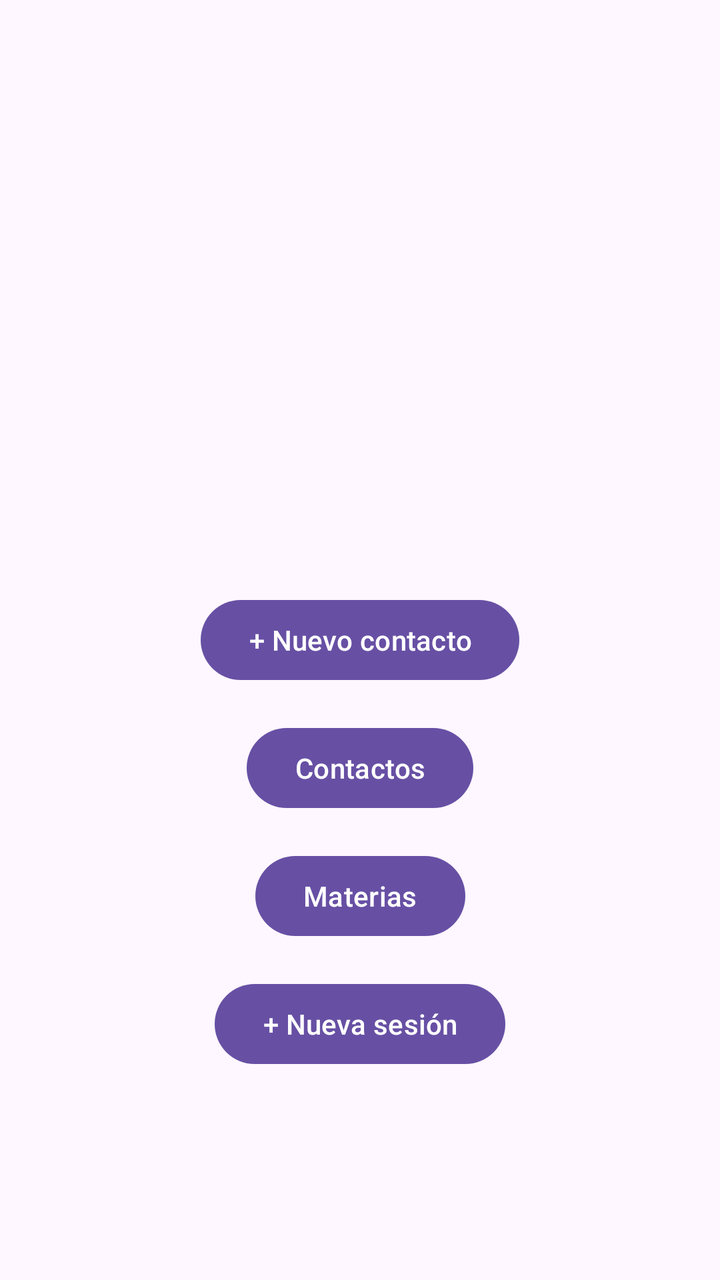
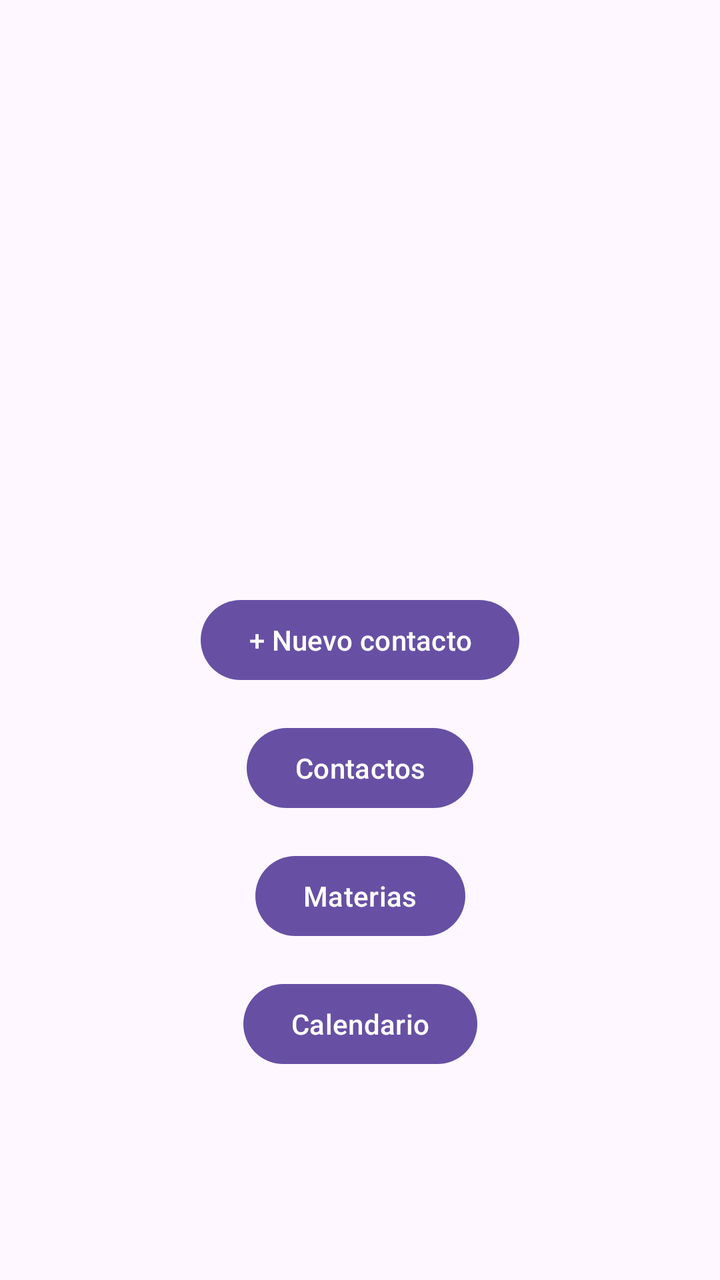

Before-and-after screenshots of an Android layout around one commit, followed by the original layout XML and the change that was made.
<!-- AndroidManifest.xml: application theme Theme.AgendaPersonal -->
<!-- res/layout/activity_main.xml -->
<?xml version="1.0" encoding="utf-8"?>
<androidx.constraintlayout.widget.ConstraintLayout xmlns:android="http://schemas.android.com/apk/res/android"
    xmlns:app="http://schemas.android.com/apk/res-auto"
    xmlns:tools="http://schemas.android.com/tools"
    android:id="@+id/main"
    android:layout_width="match_parent"
    android:layout_height="match_parent"
    tools:context=".vista.MainActivity">

    
    <Button
        android:id="@+id/btnNuevoContacto"
        android:layout_width="wrap_content"
        android:layout_height="wrap_content"
        android:minHeight="48dp"
        android:text="@string/btn_nuevo_contacto"
        app:layout_constraintBottom_toBottomOf="parent"
        app:layout_constraintEnd_toEndOf="parent"
        app:layout_constraintStart_toStartOf="parent"
        app:layout_constraintTop_toTopOf="parent" />

    
    <Button
        android:id="@+id/btnContactos"
        android:layout_width="wrap_content"
        android:layout_height="wrap_content"
        android:layout_marginTop="16dp"
        android:minHeight="48dp"
        android:text="@string/btn_contactos"
        app:layout_constraintEnd_toEndOf="parent"
        app:layout_constraintStart_toStartOf="parent"
        app:layout_constraintTop_toBottomOf="@id/btnNuevoContacto" />

    
    <Button
        android:id="@+id/btnMaterias"
        android:layout_width="wrap_content"
        android:layout_height="wrap_content"
        android:layout_marginTop="16dp"
        android:minHeight="48dp"
        android:text="@string/btn_materias"
        app:layout_constraintEnd_toEndOf="parent"
        app:layout_constraintStart_toStartOf="parent"
        app:layout_constraintTop_toBottomOf="@id/btnContactos" />

    
    <Button
        android:id="@+id/btnNuevaSesion"
        android:layout_width="wrap_content"
        android:layout_height="wrap_content"
        android:layout_marginTop="16dp"
        android:minHeight="48dp"
        android:text="@string/btn_nueva_sesion"
        app:layout_constraintEnd_toEndOf="parent"
        app:layout_constraintStart_toStartOf="parent"
        app:layout_constraintTop_toBottomOf="@id/btnMaterias" />

</androidx.constraintlayout.widget.ConstraintLayout>
<!-- resources referenced by this layout -->
<resources>
  <string name="btn_contactos">Contactos</string>
  <string name="btn_materias">Materias</string>
  <string name="btn_nueva_sesion">+ Nueva sesión</string>
  <string name="btn_nuevo_contacto">+ Nuevo contacto</string>
  <style name="Theme.AgendaPersonal" parent="Base.Theme.AgendaPersonal" />
  <style name="Base.Theme.AgendaPersonal" parent="Theme.Material3.DayNight.NoActionBar">
          
          
      </style>
</resources>

<!-- the commit's change to res/layout/activity_main.xml (unified diff, before → after) -->
@@ -45,12 +45,12 @@
 
     
     <Button
-        android:id="@+id/btnNuevaSesion"
+        android:id="@+id/btnCalendario"
         android:layout_width="wrap_content"
         android:layout_height="wrap_content"
         android:layout_marginTop="16dp"
         android:minHeight="48dp"
-        android:text="@string/btn_nueva_sesion"
+        android:text="@string/btn_calendario"
         app:layout_constraintEnd_toEndOf="parent"
         app:layout_constraintStart_toStartOf="parent"
         app:layout_constraintTop_toBottomOf="@id/btnMaterias" />
<!-- resource entries referenced after the edit -->
@@ -1,8 +1,8 @@
 <!-- resources referenced by this layout -->
 <resources>
+  <string name="btn_calendario">Calendario</string>
   <string name="btn_contactos">Contactos</string>
   <string name="btn_materias">Materias</string>
-  <string name="btn_nueva_sesion">+ Nueva sesión</string>
   <string name="btn_nuevo_contacto">+ Nuevo contacto</string>
   <style name="Theme.AgendaPersonal" parent="Base.Theme.AgendaPersonal" />
   <style name="Base.Theme.AgendaPersonal" parent="Theme.Material3.DayNight.NoActionBar">
